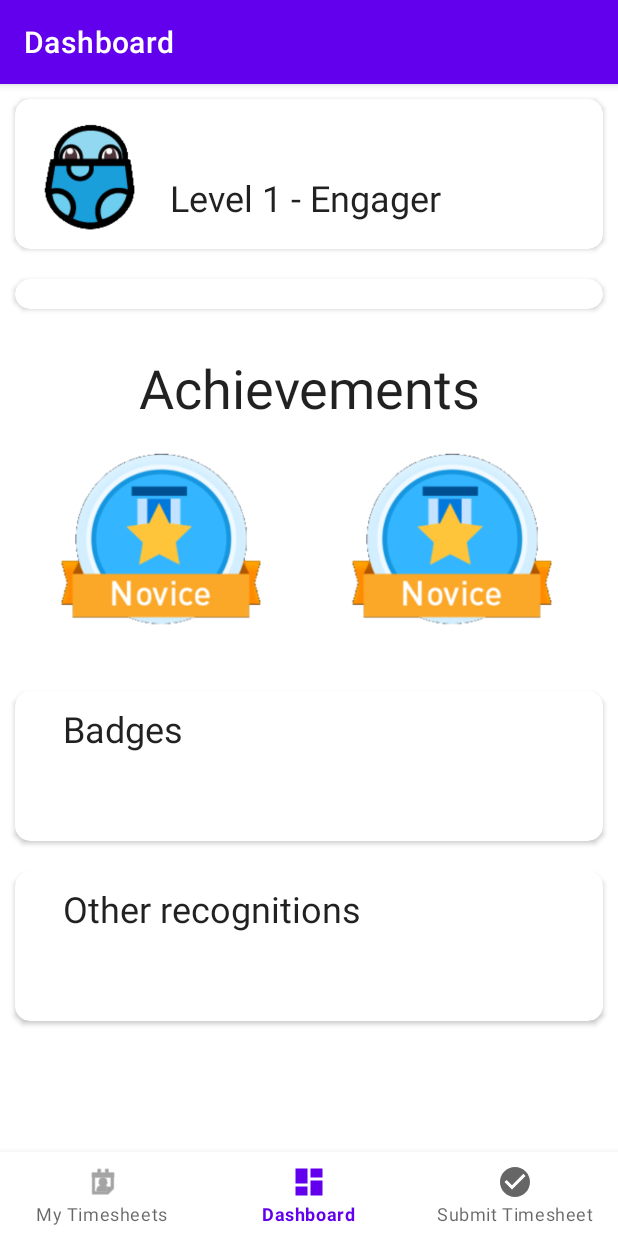
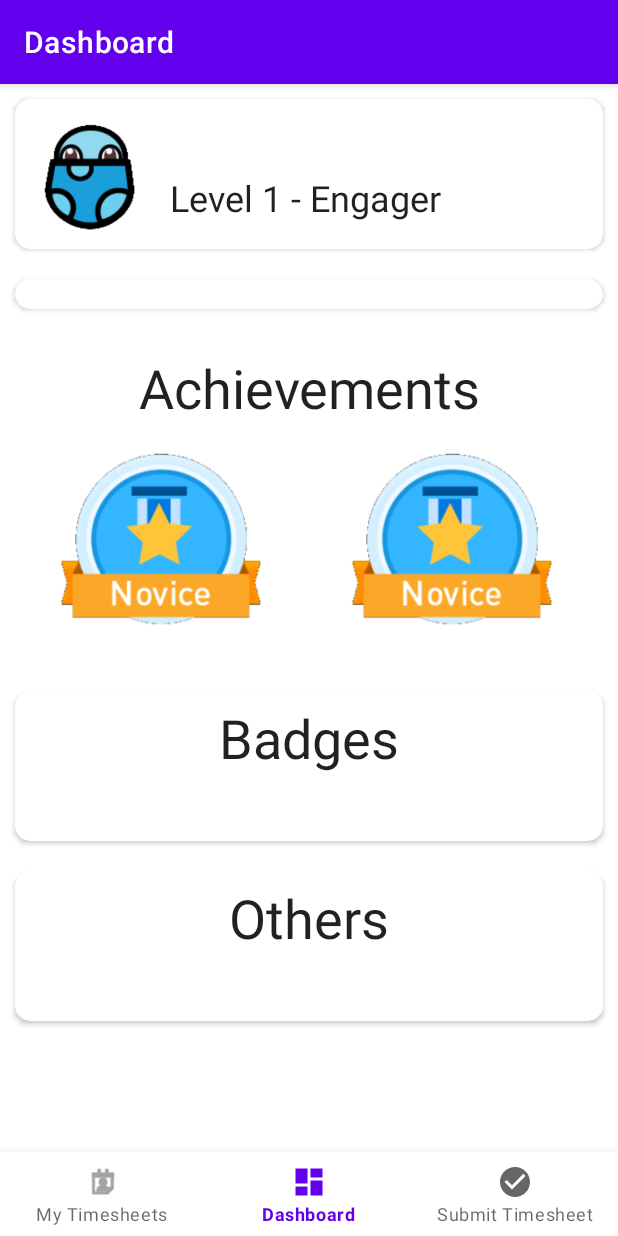
Before and after one commit to iuligie/com.emanuelg.saggezza, an Android app: the screen it shows after launch once a user with an empty profile is signed in (MainActivity), on a phone screen of 412 x 824 dp. Run offline under Robolectric (Android 15) with nearby library versions, the phone set to English and light mode, and no system bars; our stand-ins replace Firebase (no records; nobody signed in at launch, a user with empty details on screens opened directly), Picasso, navigation-ui; libraries missing offline, so code that uses them is left out: com.rollbar.android; Roboto replaces fonts that are not available here.

Commit message:
minor changes added a few string resources

```diff
--- a/app/src/main/res/layout/fragment_dashboard.xml
+++ b/app/src/main/res/layout/fragment_dashboard.xml
@@ -47,7 +47,8 @@
                         app:layout_constraintStart_toStartOf="parent"
                         app:layout_constraintTop_toTopOf="parent"
                         app:srcCompat="@drawable/rank1"
-                        tools:src="@tools:sample/avatars" />
+                        tools:src="@tools:sample/avatars"
+                        android:contentDescription="@string/todo" />
 
                     <TextView
                         android:id="@+id/txtEmployeeName"
@@ -56,7 +57,7 @@
                         android:layout_marginStart="8dp"
                         android:layout_marginTop="8dp"
                         android:layout_marginEnd="8dp"
-                        android:text="Emanuel Gheorghe"
+                        android:text="@string/txtName"
                         android:textAppearance="@style/TextAppearance.AppCompat.Large"
                         android:textColor="?android:attr/textColorPrimary"
                         android:textSize="24sp"
@@ -74,7 +75,7 @@
                         android:layout_marginEnd="8dp"
                         android:layout_marginBottom="8dp"
                         android:fontFamily="@font/roboto_medium"
-                        android:text="Level 1 - Engager"
+                        android:text="@string/txtLevel"
                         android:textAppearance="@style/TextAppearance.AppCompat.Body2"
                         android:textColor="?android:attr/textColorPrimary"
                         android:textSize="24sp"
@@ -116,6 +117,7 @@
                 android:layout_height="wrap_content"
                 android:layout_margin="10dp"
                 android:elevation="24dp"
+                app:cardBackgroundColor="?attr/surface"
                 app:cardCornerRadius="10dp">
 
                 <androidx.constraintlayout.widget.ConstraintLayout
@@ -129,7 +131,7 @@
                         android:layout_marginStart="8dp"
                         android:layout_marginTop="8dp"
                         android:layout_marginEnd="8dp"
-                        android:text="Achievements"
+                        android:text="@string/txtAchievements"
                         android:textAlignment="center"
                         android:textAppearance="@style/TextAppearance.AppCompat.Large"
                         android:textColor="?android:attr/textColorPrimary"
@@ -164,7 +166,8 @@
                                 app:layout_constraintBottom_toBottomOf="parent"
                                 app:layout_constraintEnd_toStartOf="@+id/imgAchiement2"
                                 app:layout_constraintStart_toStartOf="parent"
-                                app:layout_constraintTop_toBottomOf="@+id/txtAchievements" />
+                                app:layout_constraintTop_toBottomOf="@+id/txtAchievements"
+                                android:contentDescription="@string/todo" />
 
                             <ImageView
                                 android:id="@+id/imgAchiement7"
@@ -178,7 +181,8 @@
                                 app:layout_constraintEnd_toStartOf="@+id/imgAchiement3"
                                 app:layout_constraintStart_toEndOf="@+id/imgAchiement1"
                                 app:layout_constraintTop_toBottomOf="@+id/txtAchievements"
-                                app:srcCompat="@drawable/achievement2" />
+                                app:srcCompat="@drawable/achievement2"
+                                android:contentDescription="@string/todo" />
 
                             <ImageView
                                 android:id="@+id/imgAchiement8"
@@ -193,7 +197,8 @@
                                 app:layout_constraintStart_toEndOf="@+id/imgAchiement2"
                                 app:layout_constraintTop_toBottomOf="@+id/txtAchievements"
                                 app:layout_constraintVertical_bias="0.0"
-                                app:srcCompat="@drawable/achievement3" />
+                                app:srcCompat="@drawable/achievement3"
+                                android:contentDescription="@string/todo" />
 
                             <ImageView
                                 android:id="@+id/imgAchiement9"
@@ -208,7 +213,8 @@
                                 app:layout_constraintStart_toEndOf="@+id/imgAchiement3"
                                 app:layout_constraintTop_toBottomOf="@+id/txtAchievements"
                                 app:layout_constraintVertical_bias="1.0"
-                                app:srcCompat="@drawable/achievement4" />
+                                app:srcCompat="@drawable/achievement4"
+                                android:contentDescription="@string/todo" />
 
                             <ImageView
                                 android:id="@+id/imgAchiement10"
@@ -223,7 +229,8 @@
                                 app:layout_constraintStart_toEndOf="@+id/imgAchiement4"
                                 app:layout_constraintTop_toBottomOf="@+id/txtAchievements"
                                 app:layout_constraintVertical_bias="1.0"
-                                app:srcCompat="@drawable/achievement5" />
+                                app:srcCompat="@drawable/achievement5"
+                                android:contentDescription="@string/todo" />
 
                         </LinearLayout>
                     </HorizontalScrollView>
@@ -236,6 +243,7 @@
                 android:layout_height="100dp"
                 android:layout_margin="10dp"
                 android:elevation="24dp"
+                app:cardBackgroundColor="?attr/surface"
                 app:cardCornerRadius="10dp">
 
                 <androidx.constraintlayout.widget.ConstraintLayout
@@ -247,12 +255,14 @@
                         android:id="@+id/txtBadges"
                         android:layout_width="wrap_content"
                         android:layout_height="wrap_content"
-                        android:layout_marginStart="32dp"
-                        android:text="Badges"
+                        android:layout_marginStart="16dp"
+                        android:layout_marginEnd="16dp"
+                        android:text="@string/badges"
                         android:textAppearance="@style/TextAppearance.AppCompat.Large"
                         android:textColor="?android:attr/textColorPrimary"
-                        android:textSize="24sp"
+                        android:textSize="36sp"
                         app:layout_constraintBottom_toBottomOf="parent"
+                        app:layout_constraintEnd_toEndOf="parent"
                         app:layout_constraintStart_toStartOf="parent"
                         app:layout_constraintTop_toTopOf="parent"
                         app:layout_constraintVertical_bias="0.124" />
@@ -264,6 +274,7 @@
                 android:layout_height="100dp"
                 android:layout_margin="10dp"
                 android:elevation="24dp"
+                app:cardBackgroundColor="?attr/surface"
                 app:cardCornerRadius="10dp">
 
                 <androidx.constraintlayout.widget.ConstraintLayout
@@ -274,12 +285,14 @@
                         android:id="@+id/txtBadges1"
                         android:layout_width="wrap_content"
                         android:layout_height="wrap_content"
-                        android:layout_marginStart="32dp"
-                        android:text="Other recognitions"
+                        android:layout_marginStart="16dp"
+                        android:layout_marginEnd="16dp"
+                        android:text="@string/others"
                         android:textAppearance="@style/TextAppearance.AppCompat.Large"
                         android:textColor="?android:attr/textColorPrimary"
-                        android:textSize="24sp"
+                        android:textSize="36sp"
                         app:layout_constraintBottom_toBottomOf="parent"
+                        app:layout_constraintEnd_toEndOf="parent"
                         app:layout_constraintStart_toStartOf="parent"
                         app:layout_constraintTop_toTopOf="parent"
                         app:layout_constraintVertical_bias="0.124" />
--- a/app/src/main/res/values/strings.xml
+++ b/app/src/main/res/values/strings.xml
@@ -10,5 +10,12 @@
     <string name="get_started">Get Started!</string>
     <string name="entry_on">Entry On</string>
     <string name="project_name">Project Name</string>
-    <string name="mock_week_range">01/01 - 01/05</string>
+    <string name="mock_week_range">01/01 – 01/05</string>
+    <string name="others">Others</string>
+    <string name="badges">Badges</string>
+    <string name="txtAchievements">Achievements</string>
+    <string name="txtLevel">Level 1 - Engager</string>
+    <string name="txtName">Emanuel Gheorghe</string>
+    <string name="todo">TODO</string>
+
 </resources>
```
